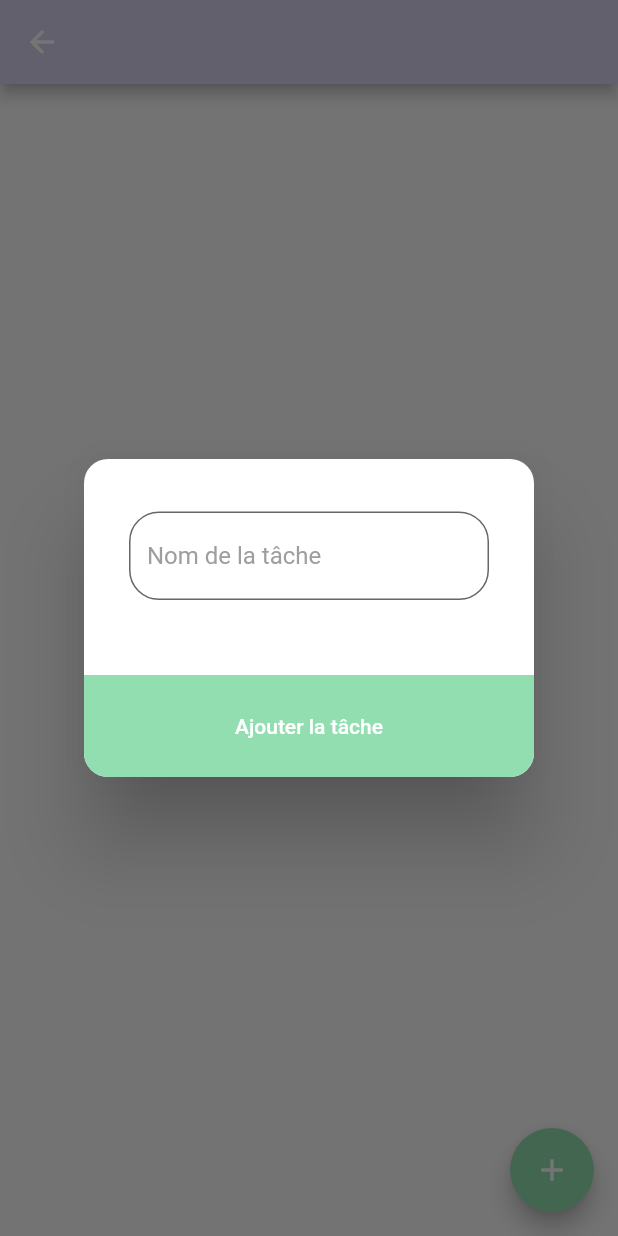
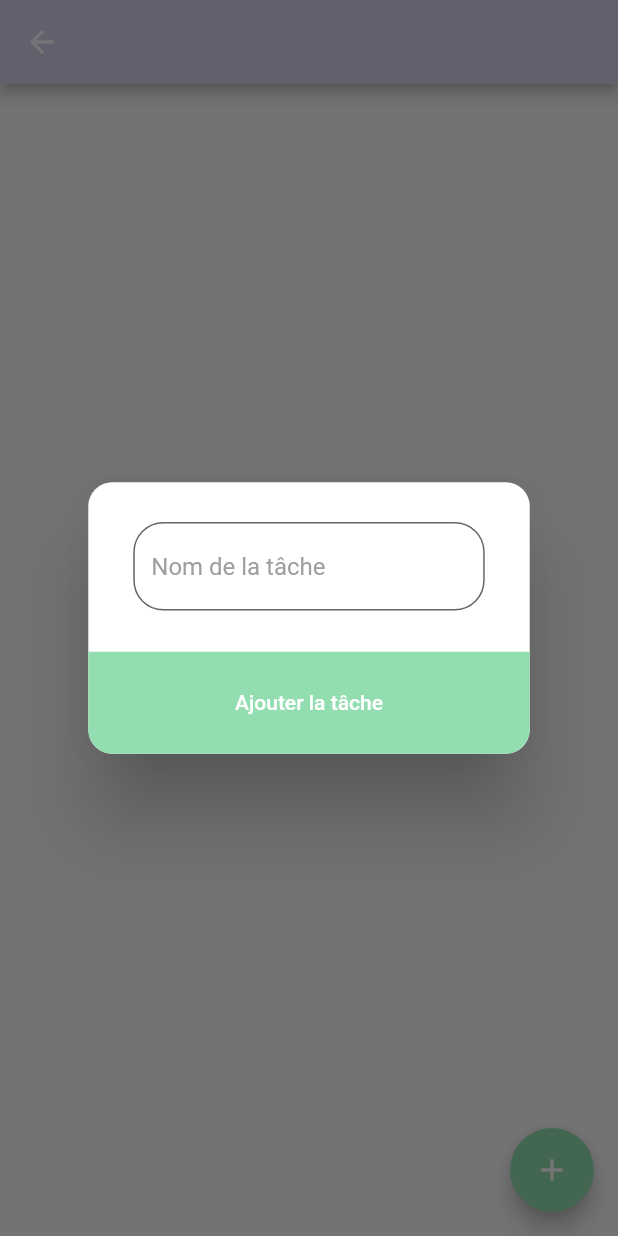
Before and after one commit to Barbary-Theo/FISA3-projet-flutter, a Flutter app: the toDoHome screen opened directly, after a tap on the "add" icon, on a phone screen of 412 x 824 dp. Run offline on Flutter 3.47's test engine with Material 2 defaults, Android fonts, the phone set to English and light mode, and no system bars; our stand-ins replace cloud_firestore, firebase_auth, firebase_core, flutter_datetime_picker, flutter_spinkit; accounts and stored records are empty.

Commit message:
responsive

```diff
--- a/lib/projectHome.dart
+++ b/lib/projectHome.dart
@@ -199,7 +199,7 @@ class _projectHomeState extends State<projectHome>{
                         borderRadius: BorderRadius.all(Radius.circular(16.0))),
                     contentPadding: const EdgeInsets.only(bottom: 10.0),
                     content: SizedBox(
-                        height: MediaQuery.of(context).size.height / 3.5,
+                        height: MediaQuery.of(context).size.height / 3,
                         child: Center(
                           child: Column(
                             children: [
@@ -250,7 +250,7 @@ class _projectHomeState extends State<projectHome>{
                                 height: MediaQuery.of(context).size.height / 25,
                               ),
                               SizedBox(
-                                width: MediaQuery.of(context).size.height / 5,
+                                width: MediaQuery.of(context).size.width / 4,
                                 child: ElevatedButton(
                                   style: ButtonStyle(
                                     backgroundColor: MaterialStateProperty.all<Color>(
--- a/lib/toDoHome.dart
+++ b/lib/toDoHome.dart
@@ -1,4 +1,3 @@
-import 'package:flutter/foundation.dart';
 import 'package:flutter/material.dart';
 import 'package:cloud_firestore/cloud_firestore.dart';
 import 'model/Task.dart';
@@ -209,9 +208,7 @@ class _toDoHomeState extends State<toDoHome> {
         'validate': false
       });
     } catch (error) {
-      if (kDebugMode) {
-        print(error);
-      }
+      print(error);
     }
     fillList();
   }
@@ -238,9 +235,7 @@ class _toDoHomeState extends State<toDoHome> {
       });
       await displayTask();
     } catch (error) {
-      if (kDebugMode) {
-        print(error);
-      }
+      print(error);
     }
 
     setState(() {
@@ -279,14 +274,14 @@ class _toDoHomeState extends State<toDoHome> {
                 borderRadius: BorderRadius.all(Radius.circular(16.0))),
             contentPadding: const EdgeInsets.only(top: 10.0),
             content: SizedBox(
-              width: 300.0,
+              width: MediaQuery.of(context).size.width / 1.4,
               child: Column(
                 mainAxisAlignment: MainAxisAlignment.start,
                 crossAxisAlignment: CrossAxisAlignment.stretch,
                 mainAxisSize: MainAxisSize.min,
                 children: <Widget>[
-                  const SizedBox(
-                    height: 25,
+                  SizedBox(
+                    height: MediaQuery.of(context).size.height / 50,
                   ),
                   Padding(
                     padding: const EdgeInsets.only(left: 30.0, right: 30.0),
@@ -303,8 +298,8 @@ class _toDoHomeState extends State<toDoHome> {
                       ),
                     ),
                   ),
-                  const SizedBox(
-                    height: 50,
+                  SizedBox(
+                    height: MediaQuery.of(context).size.height / 30,
                   ),
                   InkWell(
                     child: Container(
```
Also changed, not shown: lib/categorieHome.dart (+60 -30 lines), lib/projectSettings.dart (+6 -3 lines).
